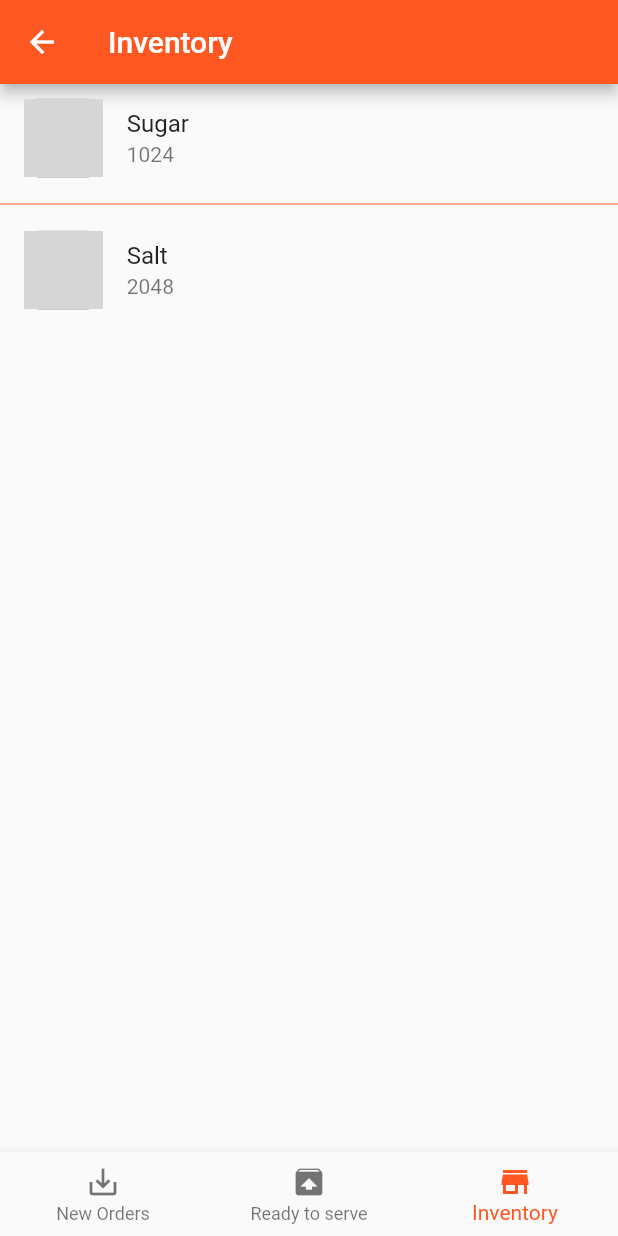
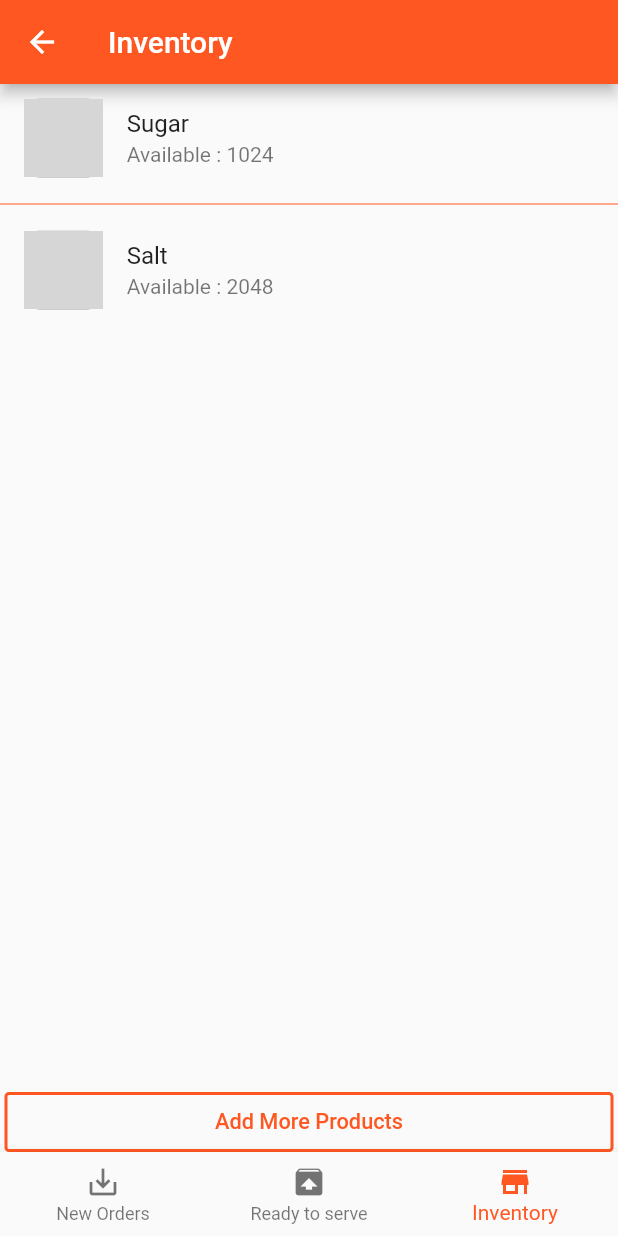
Before and after one commit to MAHakeem-MK/shop_q, a Flutter app: the ShopOwnerHome screen opened directly, item 3 of the bottom bar chosen, on a phone screen of 412 x 824 dp. Run offline on Flutter 3.47's test engine with Material 2 defaults, Android fonts, the light colour scheme and no system bars; our stand-ins replace getflutter, google_fonts; grey boxes are pictures that could not be loaded.

Commit message:
design updates.

```diff
--- a/lib/pages/ShopOwnerHome.dart
+++ b/lib/pages/ShopOwnerHome.dart
@@ -127,6 +127,9 @@ class _InventoryState extends State<Inventory> {
   @override
   Widget build(BuildContext context) {
     return Center(
+      child: Column(
+        children: [
+          Expanded(
             child: ListView.separated(
                 itemBuilder: (context, position) => ListTile(
                   leading: GFAvatar(
@@ -135,13 +138,27 @@ class _InventoryState extends State<Inventory> {
                     backgroundImage: AssetImage('assets/product.png'),
                   ),
                   title: Text(Orders.inventory[position].name),
-            subtitle: Text(Orders.inventory[position].stock.toString()),
+                  subtitle: Text('Available : ${Orders.inventory[position].stock.toString()}'),
 
                 ),
                 separatorBuilder: (context, position) => Divider(
                   color: Theme.of(context).accentColor,
                 ),
                 itemCount: Orders.inventory.length),
+          ),
+          Padding(
+            padding: const EdgeInsets.symmetric(horizontal: 3.0),
+            child: GFButton(
+              fullWidthButton: true,
+              color: Theme.of(context).accentColor,
+              size: GFSize.LARGE,
+              type: GFButtonType.outline2x,
+              onPressed: () {},
+              child: Text("Add More Products"),
+            ),
+          ),
+        ],
+      ),
     );
   }
 }
```
Also changed, not shown: lib/pages/CheckOut.dart (+17 -1 lines). Lines whose indentation alone changed are shown as unchanged.
